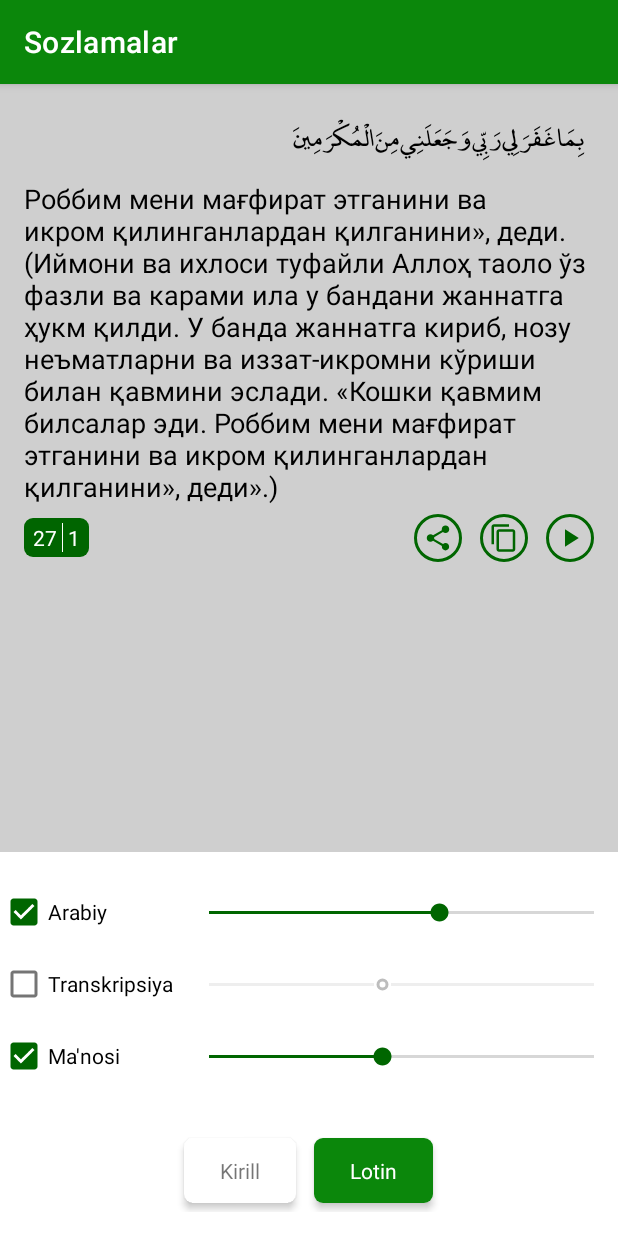
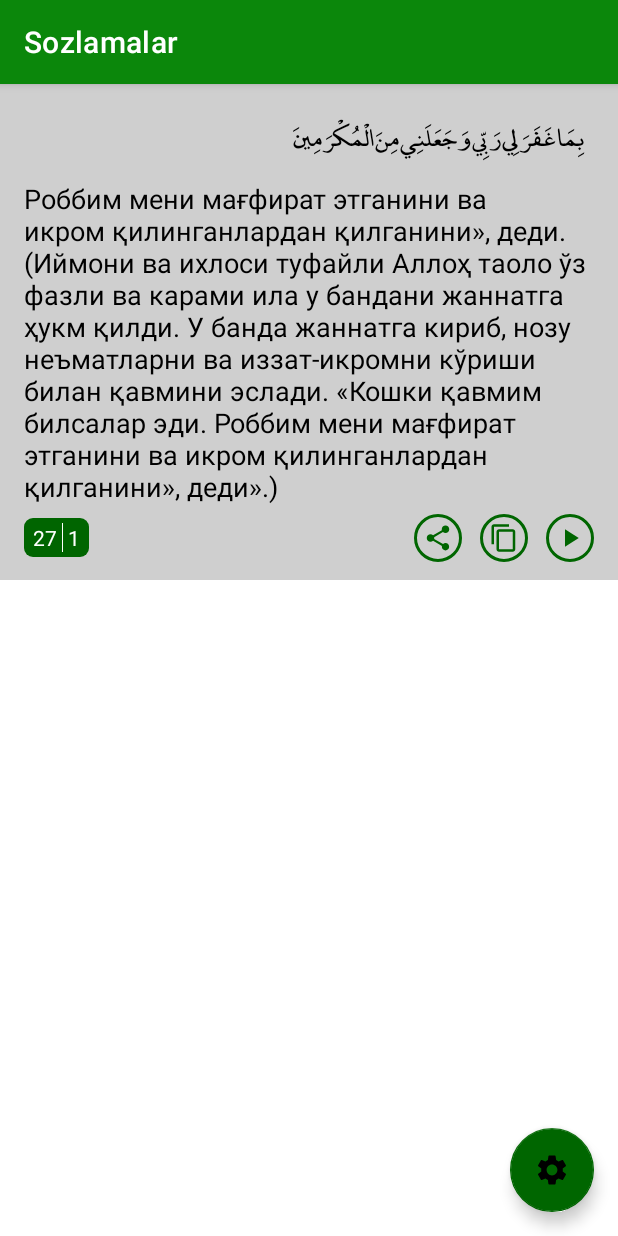
Before and after one commit to BahromjonPolat/Yosin-Surasi, an Android app: the SettingsActivity screen opened directly, with no data from a screen before it, on a phone screen of 412 x 824 dp. Run offline under Robolectric (Android 15) with nearby library versions, the phone set to English and light mode, and no system bars.

Commit message:
Sozlamalarni BottomSheetDialog orqali o'zgartira olish imkoni qo'shildi

```diff
--- a/app/src/main/java/uz/itjunior/yaseen/ui/activity/MainActivity.java
+++ b/app/src/main/java/uz/itjunior/yaseen/ui/activity/MainActivity.java
@@ -21,7 +21,6 @@ import java.util.List;
 import uz.itjunior.yaseen.R;
 import uz.itjunior.yaseen.adapter.SurahAdapter;
 import uz.itjunior.yaseen.model.Surah;
-import uz.itjunior.yaseen.ui.fragment.SettingsBottomSheetDialog;
 
 public class MainActivity extends AppCompatActivity {
     private static final String TAG = "MainActivity";
@@ -83,10 +82,6 @@ public class MainActivity extends AppCompatActivity {
     public boolean onOptionsItemSelected(@NonNull MenuItem item) {
 
         switch (item.getItemId()) {
-            case R.id.option_menu_tajvid:
-                SettingsBottomSheetDialog dialog = new SettingsBottomSheetDialog(this);
-                dialog.show();
-                break;
 
             case R.id.option_menu_about_surah:
                 break;
--- a/app/src/main/java/uz/itjunior/yaseen/ui/activity/SettingsActivity.java
+++ b/app/src/main/java/uz/itjunior/yaseen/ui/activity/SettingsActivity.java
@@ -10,16 +10,24 @@ import android.content.SharedPreferences;
 import android.graphics.Color;
 import android.os.Build;
 import android.os.Bundle;
+import android.util.Log;
+import android.view.LayoutInflater;
 import android.view.View;
 import android.widget.CheckBox;
 import android.widget.CompoundButton;
 import android.widget.SeekBar;
+import android.widget.Switch;
 import android.widget.TextView;
+
+import com.google.android.material.bottomsheet.BottomSheetDialog;
 
 import uz.itjunior.yaseen.R;
 import uz.itjunior.yaseen.model.LanguageManager;
 
-public class SettingsActivity extends AppCompatActivity implements View.OnClickListener, CompoundButton.OnCheckedChangeListener {
+public class SettingsActivity extends AppCompatActivity
+        implements View.OnClickListener,
+        CompoundButton.OnCheckedChangeListener,
+        SeekBar.OnSeekBarChangeListener {
 
     private static final String TAG = "SettingsActivity";
 
@@ -28,7 +36,7 @@ public class SettingsActivity extends AppCompatActivity implements View.OnClickL
 
     private CheckBox chbArabic, chbTranscription, chbMeaning;
     private SeekBar sbArabic, sbTranscription, sbMeaning;
-    private TextView tvCyrillic, tvLatin;
+    private TextView tvArabic, tvTranscription, tvMeaning, tvCyrillic, tvLatin;
 
     @RequiresApi(api = Build.VERSION_CODES.R)
     @SuppressLint("CommitPrefEdits")
@@ -42,72 +50,26 @@ public class SettingsActivity extends AppCompatActivity implements View.OnClickL
 
         preferences = getSharedPreferences("Requests", Context.MODE_PRIVATE);
         editor = preferences.edit();
-        setProgress();
+    }
+
+    private void findSettingView(View view) {
+        tvCyrillic = view.findViewById(R.id.settings_cyrillic_tv);
+        tvLatin = view.findViewById(R.id.settings_latin_tv);
+        chbArabic = view.findViewById(R.id.settings_arabic_chb);
+        chbTranscription = view.findViewById(R.id.settings_transcription_text_chb);
+        chbMeaning = view.findViewById(R.id.settings_meaning_text_chb);
+        sbArabic = view.findViewById(R.id.settings_arabic_sb);
+        sbTranscription = view.findViewById(R.id.settings_transcription_text_sb);
+        sbMeaning = view.findViewById(R.id.settings_meaning_sb);
+
     }
 
     private void findView() {
-        tvCyrillic = findViewById(R.id.settings_cyrillic_tv);
-        tvLatin = findViewById(R.id.settings_latin_tv);
-        chbArabic = findViewById(R.id.settings_arabic_chb);
-        chbTranscription = findViewById(R.id.settings_transcription_text_chb);
-        chbMeaning = findViewById(R.id.settings_meaning_text_chb);
-        sbArabic = findViewById(R.id.settings_arabic_sb);
-        sbTranscription = findViewById(R.id.settings_transcription_text_sb);
-        sbMeaning = findViewById(R.id.settings_meaning_sb);
-
-
-        chbMeaning.setOnCheckedChangeListener(this);
-        chbArabic.setOnCheckedChangeListener(this);
+        tvArabic = findViewById(R.id.item_surah_arabic_tv);
+        tvMeaning = findViewById(R.id.item_surah_meaning_tv);
+        tvTranscription = findViewById(R.id.item_surah_transcription_tv);
     }
 
-    private void setProgress() {
-        sbTranscription.setEnabled(chbTranscription.isChecked());
-
-        int arabicTS = preferences.getInt("arabicTextSize", 24);
-        int trTS = preferences.getInt("trTextSize", 18);
-        int meaningTS = preferences.getInt("meaningTextSize", 18);
-
-        sbArabic.setProgress(arabicTS);
-        sbMeaning.setProgress(meaningTS);
-        sbTranscription.setProgress(trTS);
-
-        sbArabic.setOnSeekBarChangeListener(new SeekBar.OnSeekBarChangeListener() {
-            @Override
-            public void onProgressChanged(SeekBar seekBar, int progress, boolean fromUser) {
-
-                editor.putInt("arabicTextSize", progress);
-                editor.apply();
-            }
-
-            @Override
-            public void onStartTrackingTouch(SeekBar seekBar) {
-
-            }
-
-            @Override
-            public void onStopTrackingTouch(SeekBar seekBar) {
-
-            }
-        });
-
-        sbMeaning.setOnSeekBarChangeListener(new SeekBar.OnSeekBarChangeListener() {
-            @Override
-            public void onProgressChanged(SeekBar seekBar, int progress, boolean fromUser) {
-                editor.putInt("meaningTextSize", progress);
-                editor.apply();
-            }
-
-            @Override
-            public void onStartTrackingTouch(SeekBar seekBar) {
-
-            }
-
-            @Override
-            public void onStopTrackingTouch(SeekBar seekBar) {
-
-            }
-        });
-    }
 
     public void setCyrillic(View view) {
         tvCyrillic.setBackgroundColor(Color.rgb(11, 135, 11));
@@ -147,4 +109,52 @@ public class SettingsActivity extends AppCompatActivity implements View.OnClickL
                 break;
         }
     }
+
+    public void showSettings(View v) {
+        BottomSheetDialog dialog = new BottomSheetDialog(this);
+        View view = LayoutInflater.from(this).inflate(
+                R.layout.bottom_sheet_dialog_settings_layout,
+                findViewById(R.id.settings_bottom_sheet_container));
+        findSettingView(view);
+
+        sbArabic.setOnSeekBarChangeListener(this);
+        sbMeaning.setOnSeekBarChangeListener(this);
+        sbTranscription.setOnSeekBarChangeListener(this);
+
+        dialog.setContentView(view);
+        dialog.show();
+
+    }
+
+    private void setTextSize(SeekBar seekBar,TextView t, String key) {
+        t.setTextSize(seekBar.getProgress());
+        editor.putInt(key, seekBar.getProgress());
+        editor.apply();
+    }
+
+    @SuppressLint("NonConstantResourceId")
+    @Override
+    public void onProgressChanged(SeekBar seekBar, int progress, boolean fromUser) {
+        switch (seekBar.getId()) {
+            case R.id.settings_arabic_sb:
+                setTextSize(sbArabic, tvArabic, "ArabicTextSize");
+                break;
+            case R.id.settings_meaning_sb:
+                setTextSize(sbMeaning, tvMeaning, "MeaningTextSize");
+                break;
+            case R.id.settings_transcription_text_sb:
+                setTextSize(sbTranscription, tvTranscription, "TrTextSize");
+                break;
+        }
+    }
+
+    @Override
+    public void onStartTrackingTouch(SeekBar seekBar) {
+
+    }
+
+    @Override
+    public void onStopTrackingTouch(SeekBar seekBar) {
+
+    }
 }
--- /dev/null
+++ b/app/src/main/res/drawable/ic_baseline_settings_24.xml
@@ -0,0 +1,10 @@
+<vector xmlns:android="http://schemas.android.com/apk/res/android"
+    android:width="24dp"
+    android:height="24dp"
+    android:viewportWidth="24"
+    android:viewportHeight="24"
+    android:tint="?attr/colorControlNormal">
+  <path
+      android:fillColor="@android:color/white"
+      android:pathData="M19.14,12.94c0.04,-0.3 0.06,-0.61 0.06,-0.94c0,-0.32 -0.02,-0.64 -0.07,-0.94l2.03,-1.58c0.18,-0.14 0.23,-0.41 0.12,-0.61l-1.92,-3.32c-0.12,-0.22 -0.37,-0.29 -0.59,-0.22l-2.39,0.96c-0.5,-0.38 -1.03,-0.7 -1.62,-0.94L14.4,2.81c-0.04,-0.24 -0.24,-0.41 -0.48,-0.41h-3.84c-0.24,0 -0.43,0.17 -0.47,0.41L9.25,5.35C8.66,5.59 8.12,5.92 7.63,6.29L5.24,5.33c-0.22,-0.08 -0.47,0 -0.59,0.22L2.74,8.87C2.62,9.08 2.66,9.34 2.86,9.48l2.03,1.58C4.84,11.36 4.8,11.69 4.8,12s0.02,0.64 0.07,0.94l-2.03,1.58c-0.18,0.14 -0.23,0.41 -0.12,0.61l1.92,3.32c0.12,0.22 0.37,0.29 0.59,0.22l2.39,-0.96c0.5,0.38 1.03,0.7 1.62,0.94l0.36,2.54c0.05,0.24 0.24,0.41 0.48,0.41h3.84c0.24,0 0.44,-0.17 0.47,-0.41l0.36,-2.54c0.59,-0.24 1.13,-0.56 1.62,-0.94l2.39,0.96c0.22,0.08 0.47,0 0.59,-0.22l1.92,-3.32c0.12,-0.22 0.07,-0.47 -0.12,-0.61L19.14,12.94zM12,15.6c-1.98,0 -3.6,-1.62 -3.6,-3.6s1.62,-3.6 3.6,-3.6s3.6,1.62 3.6,3.6S13.98,15.6 12,15.6z"/>
+</vector>
--- a/app/src/main/res/layout/activity_settings.xml
+++ b/app/src/main/res/layout/activity_settings.xml
@@ -1,5 +1,5 @@
 <?xml version="1.0" encoding="utf-8"?>
-<LinearLayout xmlns:android="http://schemas.android.com/apk/res/android"
+<androidx.constraintlayout.widget.ConstraintLayout xmlns:android="http://schemas.android.com/apk/res/android"
     xmlns:app="http://schemas.android.com/apk/res-auto"
     xmlns:tools="http://schemas.android.com/tools"
     android:layout_width="match_parent"
@@ -13,7 +13,8 @@
         android:layout_height="0dp"
         android:layout_weight="2"
         android:background="#CFCFCF"
-        android:orientation="vertical">
+        android:orientation="vertical"
+        app:layout_constraintTop_toTopOf="parent">
 
         <LinearLayout
             android:layout_width="match_parent"
@@ -130,138 +131,16 @@
 
     </ScrollView>
 
-
-    <androidx.constraintlayout.widget.ConstraintLayout
-        android:layout_width="match_parent"
-        android:layout_height="0dp"
-        android:layout_weight="1"
-        android:paddingVertical="16dp"
-        >
-
-        <CheckBox
-            android:id="@+id/settings_arabic_chb"
-            android:layout_width="0dp"
-            android:layout_height="wrap_content"
-            android:lines="1"
-            android:text="@string/arabiy"
-            android:checked="true"
-            app:layout_constraintEnd_toStartOf="@id/settings_arabic_sb"
-            app:layout_constraintHorizontal_weight=".3"
-            app:layout_constraintStart_toStartOf="parent"
-            app:layout_constraintTop_toTopOf="parent" />
-
-        <SeekBar
-            android:id="@+id/settings_arabic_sb"
-            android:layout_width="0dp"
-            android:layout_height="wrap_content"
-            app:layout_constraintBottom_toBottomOf="@id/settings_arabic_chb"
-            app:layout_constraintEnd_toEndOf="parent"
-            app:layout_constraintHorizontal_weight=".7"
-            android:max="40"
-            app:layout_constraintStart_toEndOf="@id/settings_arabic_chb"
-            app:layout_constraintTop_toTopOf="@id/settings_arabic_chb" />
+    <com.google.android.material.floatingactionbutton.FloatingActionButton
+        android:id="@+id/settings_show_bottom_sheet_fb"
+        android:layout_width="wrap_content"
+        android:layout_height="wrap_content"
+        android:layout_margin="16dp"
+        android:src="@drawable/ic_baseline_settings_24"
+        app:layout_constraintBottom_toBottomOf="parent"
+        app:layout_constraintEnd_toEndOf="parent"
+        android:onClick="showSettings"
+        tools:ignore="OnClick" />
 
 
-        <CheckBox
-            android:id="@+id/settings_transcription_text_chb"
-            android:layout_width="0dp"
-            android:layout_height="wrap_content"
-            android:lines="1"
-            android:checked="false"
-            android:text="@string/transkription"
-            app:layout_constraintEnd_toStartOf="@id/settings_transcription_text_sb"
-            app:layout_constraintHorizontal_weight=".3"
-            app:layout_constraintStart_toStartOf="parent"
-            app:layout_constraintTop_toBottomOf="@id/settings_arabic_chb" />
-
-        <SeekBar
-            android:id="@+id/settings_transcription_text_sb"
-            android:layout_width="0dp"
-            android:layout_height="wrap_content"
-            app:layout_constraintBottom_toBottomOf="@id/settings_transcription_text_chb"
-            app:layout_constraintEnd_toEndOf="parent"
-            app:layout_constraintHorizontal_weight=".7"
-            android:max="40"
-            app:layout_constraintStart_toEndOf="@id/settings_arabic_chb"
-            app:layout_constraintTop_toTopOf="@id/settings_transcription_text_chb" />
-
-        <CheckBox
-            android:id="@+id/settings_meaning_text_chb"
-            android:layout_width="0dp"
-            android:layout_height="wrap_content"
-            android:lines="1"
-            android:checked="true"
-            android:text="@string/meaning_tv"
-            app:layout_constraintEnd_toStartOf="@id/settings_meaning_sb"
-            app:layout_constraintHorizontal_weight=".3"
-            app:layout_constraintStart_toStartOf="parent"
-            app:layout_constraintTop_toBottomOf="@id/settings_transcription_text_chb" />
-
-        <SeekBar
-            android:id="@+id/settings_meaning_sb"
-            android:layout_width="0dp"
-            android:layout_height="wrap_content"
-            app:layout_constraintBottom_toBottomOf="@id/settings_meaning_text_chb"
-            app:layout_constraintEnd_toEndOf="parent"
-            app:layout_constraintHorizontal_weight=".7"
-            android:max="40"
-            app:layout_constraintStart_toEndOf="@id/settings_meaning_text_chb"
-            app:layout_constraintTop_toTopOf="@id/settings_meaning_text_chb" />
-
-
-        <LinearLayout
-            android:layout_width="match_parent"
-            android:layout_height="wrap_content"
-            android:gravity="center"
-            android:orientation="horizontal"
-            app:layout_constraintBottom_toBottomOf="parent">
-
-            <androidx.cardview.widget.CardView
-                android:layout_width="wrap_content"
-                android:layout_height="wrap_content"
-                android:layout_margin="6dp"
-                android:foreground="?selectableItemBackground"
-                android:onClick="setCyrillic"
-                app:cardCornerRadius="6dp"
-                app:cardElevation="3dp"
-                tools:ignore="UsingOnClickInXml">
-
-                <TextView
-                    android:id="@+id/settings_cyrillic_tv"
-                    android:layout_width="wrap_content"
-                    android:layout_height="wrap_content"
-                    android:paddingHorizontal="24dp"
-                    android:paddingVertical="12dp"
-                    android:text="Kirill" />
-
-            </androidx.cardview.widget.CardView>
-
-            <androidx.cardview.widget.CardView
-                android:layout_width="wrap_content"
-                android:layout_height="wrap_content"
-                android:layout_margin="6dp"
-                android:foreground="?selectableItemBackground"
-                android:onClick="setLatin"
-                app:cardCornerRadius="6dp"
-                app:cardElevation="3dp"
-                tools:ignore="UsingOnClickInXml">
-
-                <TextView
-                    android:id="@+id/settings_latin_tv"
-                    android:layout_width="wrap_content"
-                    android:layout_height="wrap_content"
-                    android:background="@color/purple_500"
-                    android:paddingHorizontal="24dp"
-                    android:paddingVertical="12dp"
-                    android:text="Lotin"
-                    android:textColor="@color/white" />
-
-            </androidx.cardview.widget.CardView>
-
-
-        </LinearLayout>
-
-    </androidx.constraintlayout.widget.ConstraintLayout>
-
-
-</LinearLayout>
+</androidx.constraintlayout.widget.ConstraintLayout>
```
Also changed, not shown: app/src/main/java/uz/itjunior/yaseen/ui/fragment/SettingsBottomSheetDialog.java (deleted, +0 -65 lines), app/src/main/res/layout/bottom_sheet_dialog_settings_layout.xml (added, +136 -0 lines), app/src/main/res/layout/fragment_bottom_dialog_settings.xml (deleted, +0 -62 lines).
